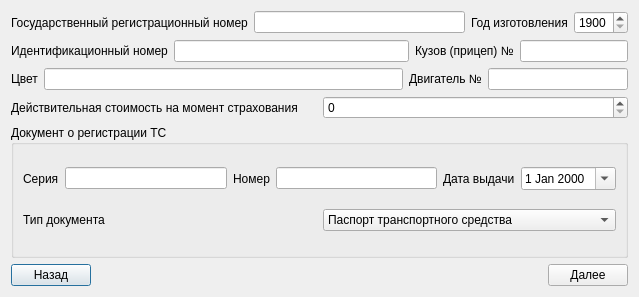
The window that cascotsinfodialog.ui (ruslanfirefly/CalcKaskoAsko) describes before a commit, drawn with Qt 5.
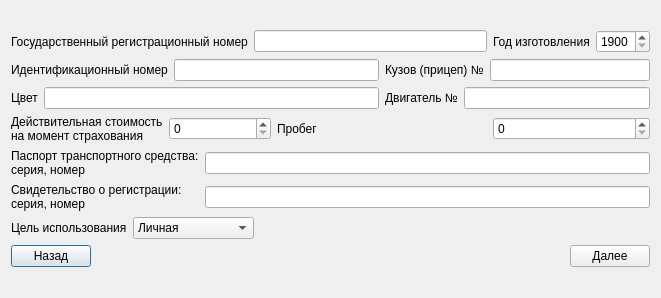
The same window after the commit.

```diff
--- a/cascotsinfodialog.ui
+++ b/cascotsinfodialog.ui
@@ -6,21 +6,19 @@
    <rect>
     <x>0</x>
     <y>0</y>
-    <width>639</width>
-    <height>297</height>
+    <width>661</width>
+    <height>298</height>
    </rect>
   </property>
   <property name="windowTitle">
    <string>Dialog</string>
   </property>
-  <layout class="QHBoxLayout" name="horizontalLayout_10">
-   <item>
     <layout class="QVBoxLayout" name="verticalLayout_2">
      <item>
       <layout class="QVBoxLayout" name="verticalLayout">
        <item>
         <layout class="QGridLayout" name="gridLayout">
-         <item row="0" column="0" colspan="3">
+       <item row="0" column="0" colspan="4">
           <layout class="QHBoxLayout" name="horizontalLayout_2">
            <item>
             <widget class="QLabel" name="label_7">
@@ -34,7 +32,7 @@
            </item>
           </layout>
          </item>
-         <item row="0" column="3">
+       <item row="0" column="4">
           <layout class="QHBoxLayout" name="horizontalLayout_3">
            <item>
             <widget class="QLabel" name="label_4">
@@ -61,7 +59,7 @@
            </item>
           </layout>
          </item>
-         <item row="1" column="0" colspan="2">
+       <item row="1" column="0" colspan="3">
           <layout class="QHBoxLayout" name="horizontalLayout">
            <item>
             <widget class="QLabel" name="label_2">
@@ -75,7 +73,7 @@
            </item>
           </layout>
          </item>
-         <item row="1" column="2" colspan="2">
+       <item row="1" column="3" colspan="2">
           <layout class="QHBoxLayout" name="horizontalLayout_4">
            <item>
             <widget class="QLabel" name="label_9">
@@ -89,7 +87,7 @@
            </item>
           </layout>
          </item>
-         <item row="2" column="0">
+       <item row="2" column="0" colspan="3">
           <layout class="QHBoxLayout" name="horizontalLayout_5">
            <item>
             <widget class="QLabel" name="label">
@@ -103,7 +101,7 @@
            </item>
           </layout>
          </item>
-         <item row="2" column="1" colspan="3">
+       <item row="2" column="3" colspan="2">
           <layout class="QHBoxLayout" name="horizontalLayout_6">
            <item>
             <widget class="QLabel" name="label_3">
@@ -117,104 +115,109 @@
            </item>
           </layout>
          </item>
-         <item row="3" column="0" colspan="4">
-          <layout class="QHBoxLayout" name="horizontalLayout_8">
-           <item>
+       <item row="3" column="0">
             <widget class="QLabel" name="label_5">
              <property name="text">
-              <string>Действительная стоимость на момент страхования</string>
+          <string>Действительная стоимость 
+на момент страхования</string>
              </property>
             </widget>
            </item>
-           <item>
+       <item row="3" column="1">
             <widget class="QSpinBox" name="spinBox">
              <property name="maximum">
               <number>100000000</number>
              </property>
             </widget>
            </item>
-          </layout>
-         </item>
-        </layout>
-       </item>
-       <item>
-        <widget class="QGroupBox" name="groupBox">
-         <property name="title">
-          <string>Документ о регистрации ТС</string>
-         </property>
-         <layout class="QGridLayout" name="gridLayout_4">
-          <item row="2" column="1">
-           <widget class="QComboBox" name="documentTypeComboBox">
-            <item>
+       <item row="3" column="2" colspan="2">
+        <widget class="QLabel" name="label_8">
              <property name="text">
-              <string>Паспорт транспортного средства</string>
-             </property>
-            </item>
-            <item>
-             <property name="text">
-              <string>Свидетельство о регистрации</string>
-             </property>
-            </item>
-            <item>
-             <property name="text">
-              <string>Технический паспорт</string>
-             </property>
+          <string>Пробег</string>
+         </property>
+        </widget>
+       </item>
+       <item row="3" column="4">
+        <widget class="QSpinBox" name="mileage">
+         <property name="maximum">
+          <number>1000000</number>
+         </property>
+        </widget>
+       </item>
+      </layout>
             </item>
             <item>
-             <property name="text">
-              <string>Паспорт самоходной машины</string>
-             </property>
-            </item>
-           </widget>
-          </item>
-          <item row="2" column="0">
+      <layout class="QGridLayout" name="gridLayout_2">
+       <item row="0" column="0">
            <widget class="QLabel" name="label_6">
             <property name="text">
-             <string>Тип документа</string>
+          <string>Паспорт транспортного средства:
+серия, номер</string>
             </property>
            </widget>
           </item>
-          <item row="0" column="0" colspan="2">
-           <layout class="QHBoxLayout" name="horizontalLayout_7">
-            <item>
+       <item row="0" column="1">
+        <widget class="QLineEdit" name="ptsData"/>
+       </item>
+       <item row="1" column="0">
              <widget class="QLabel" name="label_10">
               <property name="text">
-               <string>Серия</string>
+          <string>Свидетельство о регистрации:
+серия, номер</string>
               </property>
              </widget>
             </item>
+       <item row="1" column="1">
+        <widget class="QLineEdit" name="stsData"/>
+       </item>
+      </layout>
+     </item>
             <item>
-             <widget class="QLineEdit" name="serialLineEdit"/>
-            </item>
+      <layout class="QHBoxLayout" name="horizontalLayout_7">
             <item>
              <widget class="QLabel" name="label_11">
               <property name="text">
-               <string>Номер</string>
+          <string>Цель использования</string>
               </property>
              </widget>
             </item>
             <item>
-             <widget class="QLineEdit" name="numLineEdit"/>
+        <widget class="QComboBox" name="usingType">
+         <item>
+          <property name="text">
+           <string>Личная</string>
+          </property>
             </item>
             <item>
-             <widget class="QLabel" name="label_12">
               <property name="text">
-               <string>Дата выдачи</string>
-              </property>
-             </widget>
+           <string>Учебная</string>
+          </property>
             </item>
             <item>
-             <widget class="QDateEdit" name="documentDateEdit">
-              <property name="calendarPopup">
-               <bool>true</bool>
-              </property>
-             </widget>
-            </item>
-           </layout>
-          </item>
-         </layout>
+          <property name="text">
+           <string>Такси</string>
+          </property>
+         </item>
+         <item>
+          <property name="text">
+           <string>Грузоперевозки</string>
+          </property>
+         </item>
         </widget>
        </item>
+       <item>
+        <spacer name="horizontalSpacer_2">
+         <property name="orientation">
+          <enum>Qt::Horizontal</enum>
+         </property>
+         <property name="sizeHint" stdset="0">
+          <size>
+           <width>40</width>
+           <height>20</height>
+          </size>
+         </property>
+        </spacer>
+       </item>
       </layout>
      </item>
      <item>
```
Left out of the diff: 20 changed lines with no effect on the pictures. Lines whose indentation alone changed are shown as unchanged.
